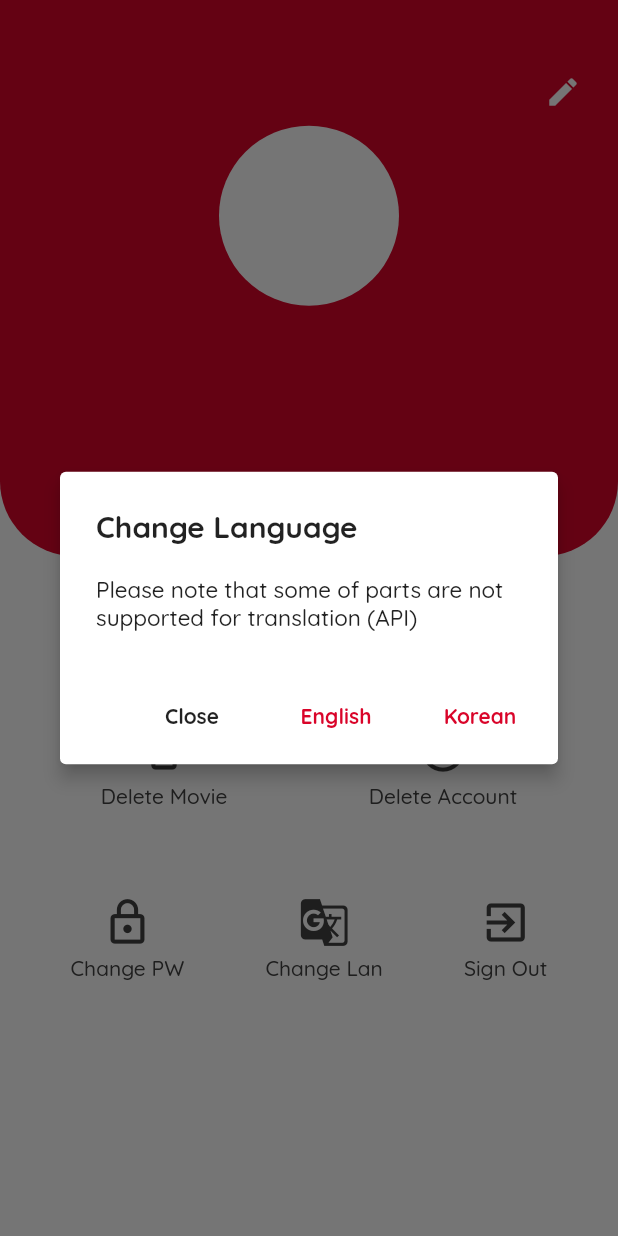
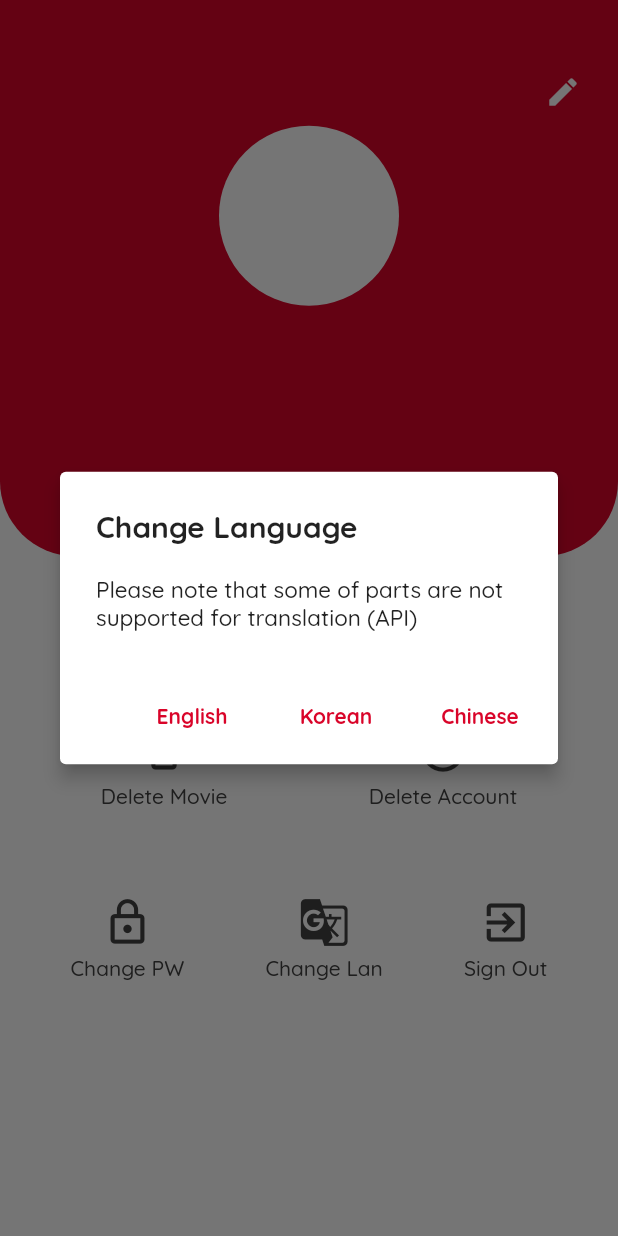
Before and after one commit to Cool-Hongsi/movie-memory, a Flutter app: the ProfileScreenM screen opened directly, after a tap on the "g translate" icon, on a phone screen of 412 x 824 dp. Run offline on Flutter 3.47's test engine with Material 2 defaults, Android fonts, the phone set to English and light mode, and no system bars; our stand-ins replace after_layout, cloud_firestore, device_preview, firebase_auth, firebase_storage, flutter_dotenv and 7 more; missing offline and left inert: circular_reveal_animation, firebase_admob, flutter_rounded_date_picker; accounts and stored records are empty; network calls fail.

Commit message:
missing chinese language config

```diff
--- a/assets/i18n/en.json
+++ b/assets/i18n/en.json
@@ -29,6 +29,7 @@
     "close": "Close",
     "english": "English",
     "korean": "Korean",
+    "chinese": "Chinese",
     "tabHere": "Tab Here",
     "noImage": "No Image",
     "numberOfMyMovie": "Number of My Movie",
--- a/assets/i18n/ko.json
+++ b/assets/i18n/ko.json
@@ -29,6 +29,7 @@
     "close": "닫기",
     "english": "영어",
     "korean": "한국어",
+    "chinese": "중국어",
     "tabHere": "클릭",
     "noImage": "사진이 없습니다",
     "numberOfMyMovie": "나의 영화 갯수",
--- a/lib/app.dart
+++ b/lib/app.dart
@@ -45,6 +45,7 @@ class App extends StatelessWidget {
                 supportedLocales: [
                   Locale(kDefaultLang['DefaultLanguage'], kDefaultLang['DefaultCountryCode']),
                   Locale(kKoLang['DefaultLanguage'], kKoLang['DefaultCountryCode']),
+                  Locale(kCnLang['DefaultLanguage'], kCnLang['DefaultCountryCode'])
                 ],
                 localizationsDelegates: [
                   AppLocalizations.delegate,
--- a/lib/const/const_config/const_config.dart
+++ b/lib/const/const_config/const_config.dart
@@ -7,3 +7,8 @@ const kKoLang = {
   "DefaultLanguage": "ko",
   "DefaultCountryCode": "KR",
 };
+
+const kCnLang = {
+  "DefaultLanguage": "zh_CN",
+  "DefaultCountryCode": "CN",
+};
--- a/lib/model/add/add_model.dart
+++ b/lib/model/add/add_model.dart
@@ -86,8 +86,4 @@ class AddModel with ChangeNotifier {
 
     return null;
   }
-
-  // document(~~).updateData() -> update
-  // document(~~).delete() -> delete
-
 }
--- a/lib/model/search/search_model.dart
+++ b/lib/model/search/search_model.dart
@@ -10,12 +10,6 @@ class SearchModel with ChangeNotifier {
 
   List<Search> movieList = [];
   Map movieDetail = {};
-
-  // final String rapidMovieAPIUrl = DotEnv().env['RAPID_MOVIE_API_URL'];
-  // Map<String, String> headers = {
-  //   "x-rapidapi-host": DotEnv().env['RAPID_MOVIE_HOST'],
-  //   "x-rapidapi-key": DotEnv().env['RAPID_MOVIE_KEY']
-  // };
 
   Future<String> searchMovieWithTitle(String movieTitle) async {
 
--- a/lib/screens/profile/profile_screen.dart
+++ b/lib/screens/profile/profile_screen.dart
@@ -272,10 +272,10 @@ class _ProfileScreenMState extends State<ProfileScreenM> {
           content: Text(AppLocalizations.of(context).translate('translationNotSupportText'), style: TextStyle(fontSize: 15)),
           elevation: 5,
           actions: <Widget>[
-            FlatButton(
-              child: Text(AppLocalizations.of(context).translate('close'), style: TextStyle(fontFamily: 'Quicksand-Bold', color: Colors.black87)),
-              onPressed: () { Navigator.of(context).pop(); },
-            ),
+            // FlatButton(
+            //   child: Text(AppLocalizations.of(context).translate('close'), style: TextStyle(fontFamily: 'Quicksand-Bold', color: Colors.black87)),
+            //   onPressed: () { Navigator.of(context).pop(); },
+            // ),
             FlatButton(
               child: Text(AppLocalizations.of(context).translate('english'), style: TextStyle(fontFamily: 'Quicksand-Bold', color: HexColor('#d90429'))),
               onPressed: () {
@@ -287,6 +287,13 @@ class _ProfileScreenMState extends State<ProfileScreenM> {
               child: Text(AppLocalizations.of(context).translate('korean'), style: TextStyle(fontFamily: 'Quicksand-Bold', color: HexColor('#d90429'))),
               onPressed: () {
                 Provider.of<AppConfigModel>(context, listen: false).changeLanguage(Locale("ko"));
+                Navigator.of(context).pop();
+              }
+            ),
+            FlatButton(
+              child: Text(AppLocalizations.of(context).translate('chinese'), style: TextStyle(fontFamily: 'Quicksand-Bold', color: HexColor('#d90429'))),
+              onPressed: () {
+                Provider.of<AppConfigModel>(context, listen: false).changeLanguage(Locale("zh_CN"));
                 Navigator.of(context).pop();
               }
             ),
--- a/pubspec.yaml
+++ b/pubspec.yaml
@@ -76,6 +76,7 @@ flutter:
     - assets/images/movie_memory_logo.png
     - assets/i18n/en.json
     - assets/i18n/ko.json
+    - assets/i18n/zh_CN.json
 
   # An image asset can refer to one or more resolution-specific "variants", see
   # https://flutter.dev/assets-and-images/#resolution-aware.
```
Also changed, not shown: lib/model/appconfig/app_config_model.dart (+7 -1 lines), lib/screens/mymovie/add_my_movie_modal.dart (+3 -4 lines), 1 other file.
